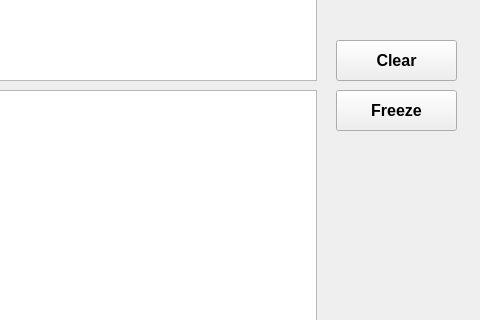
Old version of the form PyQT5 - GUI/serialSoftware.ui in the repository edsonmatsuda/Python-Serial-Monitor; both pictures show x 634 to 1114 and y 290 to 610 of the 1114 by 809 pixel window.
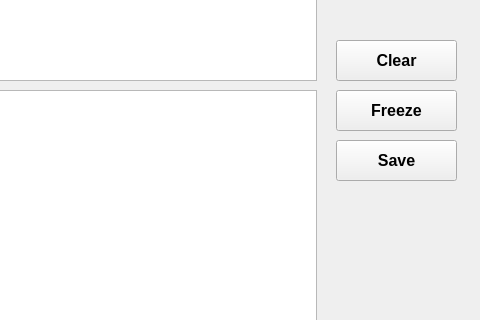
New version of the form.

What changed in the file:
```diff
--- a/PyQT5 - GUI/serialSoftware.ui
+++ b/PyQT5 - GUI/serialSoftware.ui
@@ -325,6 +325,27 @@
      <string>Repeat</string>
     </property>
    </widget>
+   <widget class="QPushButton" name="btn_Save">
+    <property name="geometry">
+     <rect>
+      <x>970</x>
+      <y>430</y>
+      <width>121</width>
+      <height>41</height>
+     </rect>
+    </property>
+    <property name="font">
+     <font>
+      <family>Segoe UI</family>
+      <pointsize>12</pointsize>
+      <weight>75</weight>
+      <bold>true</bold>
+     </font>
+    </property>
+    <property name="text">
+     <string>Save</string>
+    </property>
+   </widget>
   </widget>
   <widget class="QMenuBar" name="menubar">
    <property name="geometry">
```
